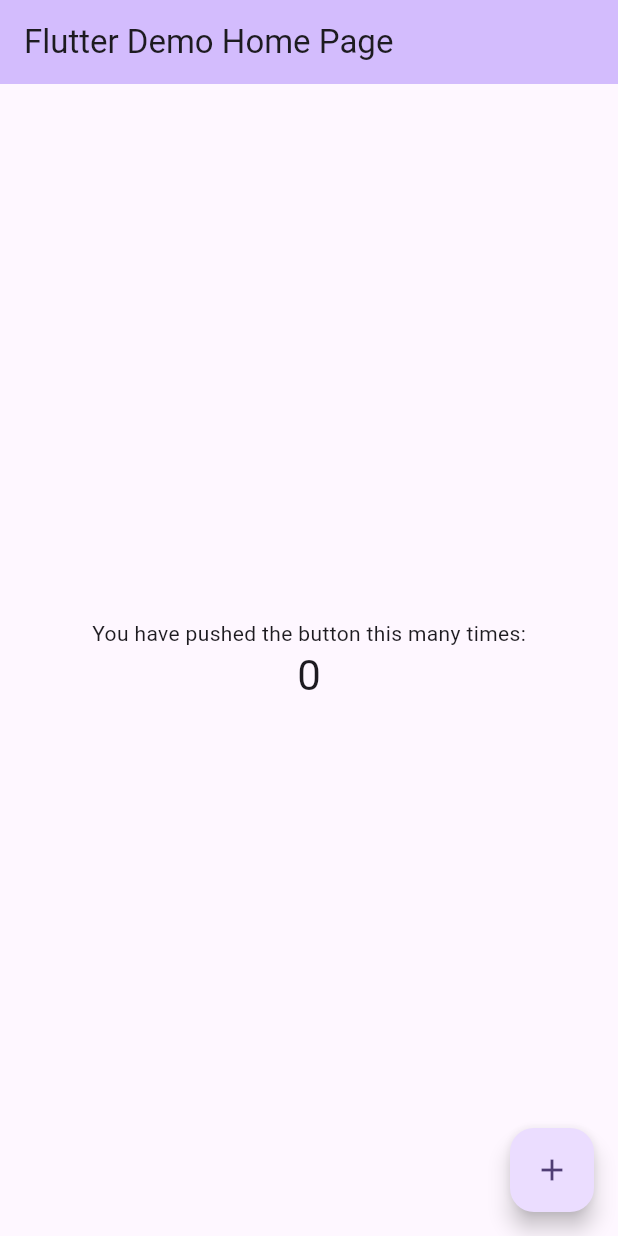
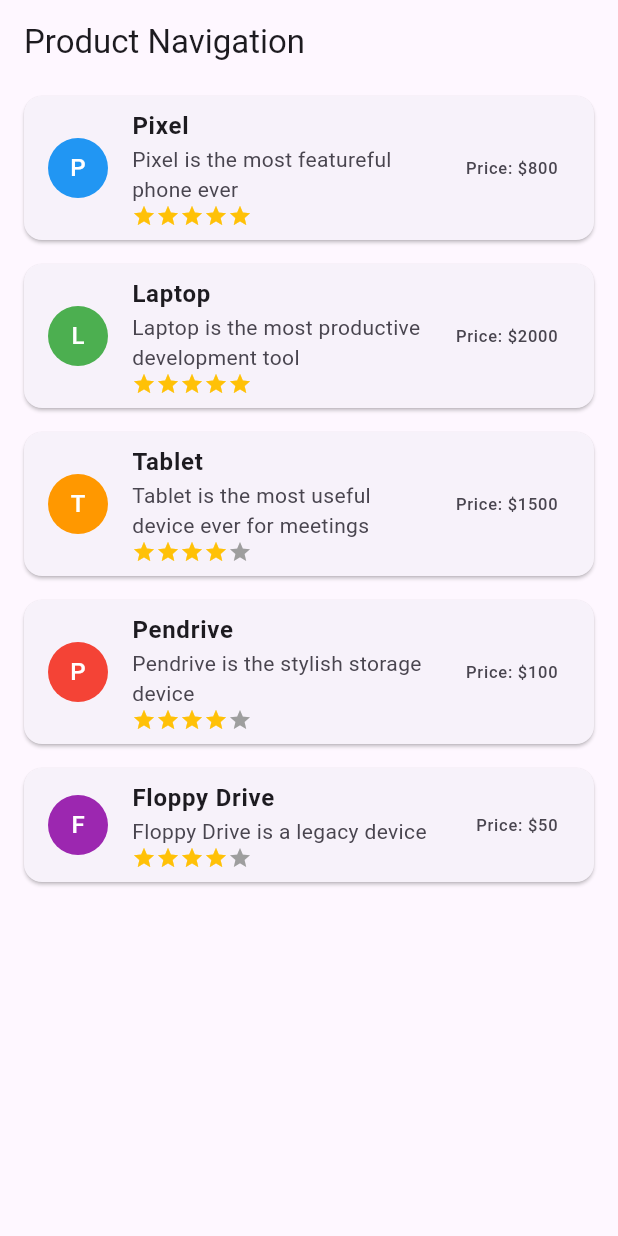
Before and after one commit to ykwizera/flutter_practice, a Flutter app: the screen it shows after launch, on a phone screen of 412 x 824 dp. Run offline on Flutter 3.47's test engine with Material 3 defaults, Android fonts, the phone set to English and light mode, and no system bars.

Commit message:
Update main.dart

```diff
--- a/practice/lib/main.dart
+++ b/practice/lib/main.dart
@@ -1,125 +1,162 @@
 import 'package:flutter/material.dart';
 
 void main() {
-  runApp(const MyApp());
+  runApp(ProductNavigationApp());
 }
 
-class MyApp extends StatelessWidget {
-  const MyApp({super.key});
-
-  // This widget is the root of your application.
+class ProductNavigationApp extends StatelessWidget {
   @override
   Widget build(BuildContext context) {
     return MaterialApp(
-      title: 'Flutter Demo',
-      theme: ThemeData(
-        // This is the theme of your application.
-        //
-        // TRY THIS: Try running your application with "flutter run". You'll see
-        // the application has a purple toolbar. Then, without quitting the app,
-        // try changing the seedColor in the colorScheme below to Colors.green
-        // and then invoke "hot reload" (save your changes or press the "hot
-        // reload" button in a Flutter-supported IDE, or press "r" if you used
-        // the command line to start the app).
-        //
-        // Notice that the counter didn't reset back to zero; the application
-        // state is not lost during the reload. To reset the state, use hot
-        // restart instead.
-        //
-        // This works for code too, not just values: Most code changes can be
-        // tested with just a hot reload.
-        colorScheme: ColorScheme.fromSeed(seedColor: Colors.deepPurple),
-        useMaterial3: true,
-      ),
-      home: const MyHomePage(title: 'Flutter Demo Home Page'),
+      debugShowCheckedModeBanner: false,
+      title: 'Product Navigation',
+      theme: ThemeData(primarySwatch: Colors.blue),
+      home: ProductListPage(),
     );
   }
 }
 
-class MyHomePage extends StatefulWidget {
-  const MyHomePage({super.key, required this.title});
-
-  // This widget is the home page of your application. It is stateful, meaning
-  // that it has a State object (defined below) that contains fields that affect
-  // how it looks.
-
-  // This class is the configuration for the state. It holds the values (in this
-  // case the title) provided by the parent (in this case the App widget) and
-  // used by the build method of the State. Fields in a Widget subclass are
-  // always marked "final".
-
-  final String title;
-
-  @override
-  State<MyHomePage> createState() => _MyHomePageState();
-}
-
-class _MyHomePageState extends State<MyHomePage> {
-  int _counter = 0;
-
-  void _incrementCounter() {
-    setState(() {
-      // This call to setState tells the Flutter framework that something has
-      // changed in this State, which causes it to rerun the build method below
-      // so that the display can reflect the updated values. If we changed
-      // _counter without calling setState(), then the build method would not be
-      // called again, and so nothing would appear to happen.
-      _counter++;
-    });
-  }
+class ProductListPage extends StatelessWidget {
+  final List<Map<String, dynamic>> products = [
+    {
+      'name': 'Pixel',
+      'description': 'Pixel is the most featureful phone ever',
+      'price': 800,
+      'color': Colors.blue,
+      'rating': 4.5
+    },
+    {
+      'name': 'Laptop',
+      'description': 'Laptop is the most productive development tool',
+      'price': 2000,
+      'color': Colors.green,
+      'rating': 4.7
+    },
+    {
+      'name': 'Tablet',
+      'description': 'Tablet is the most useful device ever for meetings',
+      'price': 1500,
+      'color': Colors.orange,
+      'rating': 4.3
+    },
+    {
+      'name': 'Pendrive',
+      'description': 'Pendrive is the stylish storage device',
+      'price': 100,
+      'color': Colors.red,
+      'rating': 4.0
+    },
+    {
+      'name': 'Floppy Drive',
+      'description': 'Floppy Drive is a legacy device',
+      'price': 50,
+      'color': Colors.purple,
+      'rating': 3.5
+    },
+  ];
 
   @override
   Widget build(BuildContext context) {
-    // This method is rerun every time setState is called, for instance as done
-    // by the _incrementCounter method above.
-    //
-    // The Flutter framework has been optimized to make rerunning build methods
-    // fast, so that you can just rebuild anything that needs updating rather
-    // than having to individually change instances of widgets.
     return Scaffold(
       appBar: AppBar(
-        // TRY THIS: Try changing the color here to a specific color (to
-        // Colors.amber, perhaps?) and trigger a hot reload to see the AppBar
-        // change color while the other colors stay the same.
-        backgroundColor: Theme.of(context).colorScheme.inversePrimary,
-        // Here we take the value from the MyHomePage object that was created by
-        // the App.build method, and use it to set our appbar title.
-        title: Text(widget.title),
+        title: Text('Product Navigation'),
       ),
-      body: Center(
-        // Center is a layout widget. It takes a single child and positions it
-        // in the middle of the parent.
+      body: ListView.builder(
+        itemCount: products.length,
+        itemBuilder: (context, index) {
+          final product = products[index];
+          return Card(
+            margin: EdgeInsets.symmetric(vertical: 8, horizontal: 16),
+            child: ListTile(
+              leading: CircleAvatar(
+                backgroundColor: product['color'],
+                child: Text(
+                  product['name'][0],
+                  style: TextStyle(color: Colors.white),
+                ),
+              ),
+              title: Text(product['name'], style: TextStyle(fontWeight: FontWeight.bold)),
+              subtitle: Column(
+                crossAxisAlignment: CrossAxisAlignment.start,
+                children: [
+                  Text(product['description']),
+                  Row(
+                    children: List.generate(
+                      5,
+                      (starIndex) => Icon(
+                        Icons.star,
+                        color: starIndex < product['rating'].round()
+                            ? Colors.amber
+                            : Colors.grey,
+                        size: 16,
+                      ),
+                    ),
+                  ),
+                ],
+              ),
+              trailing: Text('Price: \$${product['price']}'),
+              onTap: () {
+                Navigator.push(
+                  context,
+                  MaterialPageRoute(
+                    builder: (context) => ProductDetailsPage(product: product),
+                  ),
+                );
+              },
+            ),
+          );
+        },
+      ),
+    );
+  }
+}
+
+class ProductDetailsPage extends StatelessWidget {
+  final Map<String, dynamic> product;
+
+  ProductDetailsPage({required this.product});
+
+  @override
+  Widget build(BuildContext context) {
+    return Scaffold(
+      appBar: AppBar(
+        title: Text(product['name']),
+      ),
+      body: Padding(
+        padding: const EdgeInsets.all(16.0),
         child: Column(
-          // Column is also a layout widget. It takes a list of children and
-          // arranges them vertically. By default, it sizes itself to fit its
-          // children horizontally, and tries to be as tall as its parent.
-          //
-          // Column has various properties to control how it sizes itself and
-          // how it positions its children. Here we use mainAxisAlignment to
-          // center the children vertically; the main axis here is the vertical
-          // axis because Columns are vertical (the cross axis would be
-          // horizontal).
-          //
-          // TRY THIS: Invoke "debug painting" (choose the "Toggle Debug Paint"
-          // action in the IDE, or press "p" in the console), to see the
-          // wireframe for each widget.
-          mainAxisAlignment: MainAxisAlignment.center,
-          children: <Widget>[
-            const Text(
-              'You have pushed the button this many times:',
+          crossAxisAlignment: CrossAxisAlignment.start,
+          children: [
+            Text(
+              product['name'],
+              style: TextStyle(fontSize: 28, fontWeight: FontWeight.bold),
             ),
+            SizedBox(height: 16),
             Text(
-              '$_counter',
-              style: Theme.of(context).textTheme.headlineMedium,
+              product['description'],
+              style: TextStyle(fontSize: 18),
+            ),
+            SizedBox(height: 16),
+            Text(
+              'Price: \$${product['price']}',
+              style: TextStyle(fontSize: 22, fontWeight: FontWeight.w500),
+            ),
+            SizedBox(height: 16),
+            Row(
+              children: List.generate(
+                5,
+                (starIndex) => Icon(
+                  Icons.star,
+                  color: starIndex < product['rating'].round()
+                      ? Colors.amber
+                      : Colors.grey,
+                  size: 24,
+                ),
+              ),
             ),
           ],
         ),
       ),
-      floatingActionButton: FloatingActionButton(
-        onPressed: _incrementCounter,
-        tooltip: 'Increment',
-        child: const Icon(Icons.add),
-      ), // This trailing comma makes auto-formatting nicer for build methods.
     );
   }
 }
```
